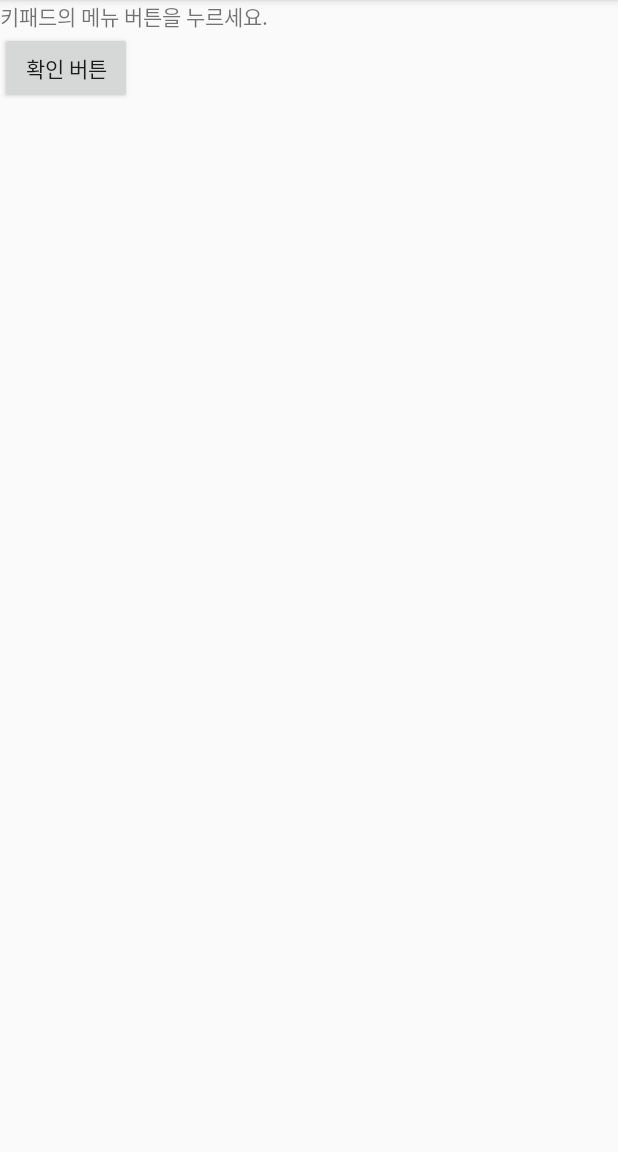
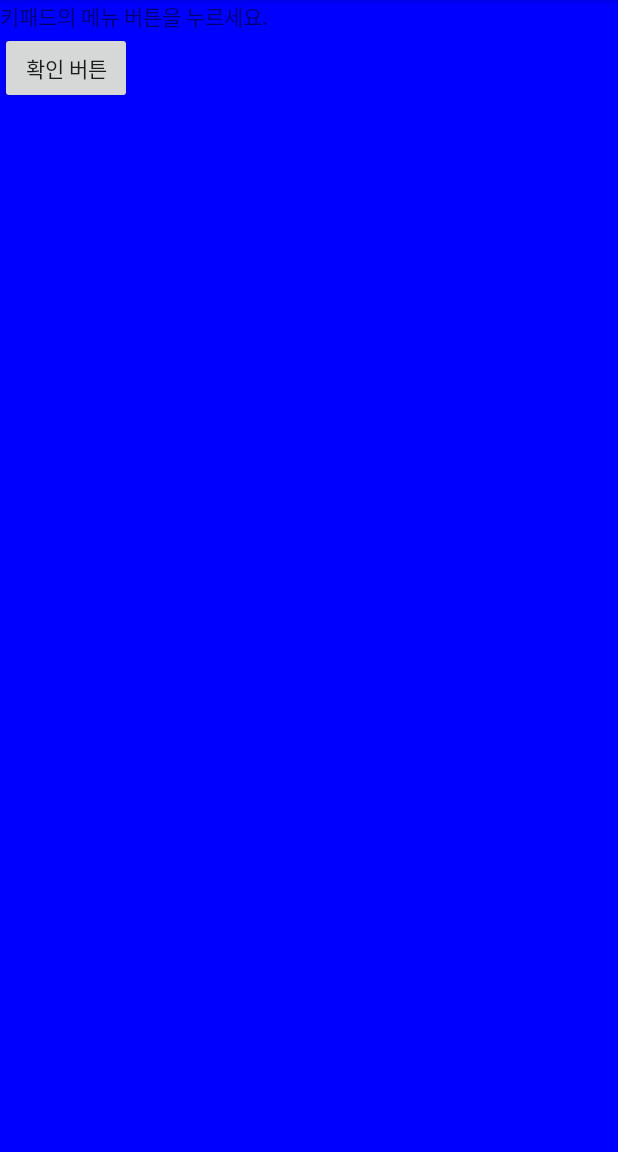
Before and after one commit to khjin001010/OptionMenuTest, an Android app: the screen it shows after launch (MainActivity), in the options menu, after a tap on "배경색 (파랑)", on a phone screen of 412 x 824 dp, the part 84-1236 px from its top. Run offline under Robolectric (Android 15) with nearby library versions, the phone set to English and light mode, and no system bars.

Commit message:
#4 Event Handling

```diff
--- a/app/src/main/java/khjin001010/kr/hs/emirim/optionmenutest/MainActivity.java
+++ b/app/src/main/java/khjin001010/kr/hs/emirim/optionmenutest/MainActivity.java
@@ -1,16 +1,24 @@
 package khjin001010.kr.hs.emirim.optionmenutest;
 
+import android.graphics.Color;
 import android.support.v7.app.AppCompatActivity;
 import android.os.Bundle;
 import android.view.Menu;
 import android.view.MenuInflater;
+import android.view.MenuItem;
+import android.widget.Button;
+import android.widget.LinearLayout;
 
 public class MainActivity extends AppCompatActivity {
+    LinearLayout linear;
+    Button but;
 
     @Override
     protected void onCreate(Bundle savedInstanceState) {
         super.onCreate(savedInstanceState);
         setContentView(R.layout.activity_main);
+        linear = (LinearLayout)findViewById(R.id.linear);
+        but = (Button)findViewById(R.id.but_ok);
     }
 
     @Override
@@ -21,4 +29,29 @@ public class MainActivity extends AppCompatActivity {
 
         return true;
     }
+
+    @Override
+    public boolean onOptionsItemSelected(MenuItem item) {
+        super.onOptionsItemSelected(item);
+        switch (item.getItemId()){
+            case R.id.item_blue:
+                linear.setBackgroundColor(Color.BLUE);
+                return true;
+            case R.id.item_red:
+                linear.setBackgroundColor(Color.RED);
+                return true;
+            case R.id.item_yellow:
+                linear.setBackgroundColor(Color.YELLOW);
+                return true;
+            case R.id.item_but_rotate:
+                but.setRotation(but.getRotation()+15);
+                return true;
+            case R.id.item_but_size:
+                but.setScaleX(but.getScaleX()*1.5f); //1.5배(가로 방향)
+                but.setScaleY(but.getScaleY()*1.5f);
+                return true;
+        }
+
+        return false;
+    }
 }
--- a/app/src/main/res/layout/activity_main.xml
+++ b/app/src/main/res/layout/activity_main.xml
@@ -2,6 +2,7 @@
 <LinearLayout xmlns:android="http://schemas.android.com/apk/res/android"
     xmlns:app="http://schemas.android.com/apk/res-auto"
     xmlns:tools="http://schemas.android.com/tools"
+    android:id="@+id/linear"
     android:layout_width="match_parent"
     android:layout_height="match_parent"
     android:orientation="vertical"
@@ -20,4 +21,5 @@
 
 
 
+
 </LinearLayout>
```
